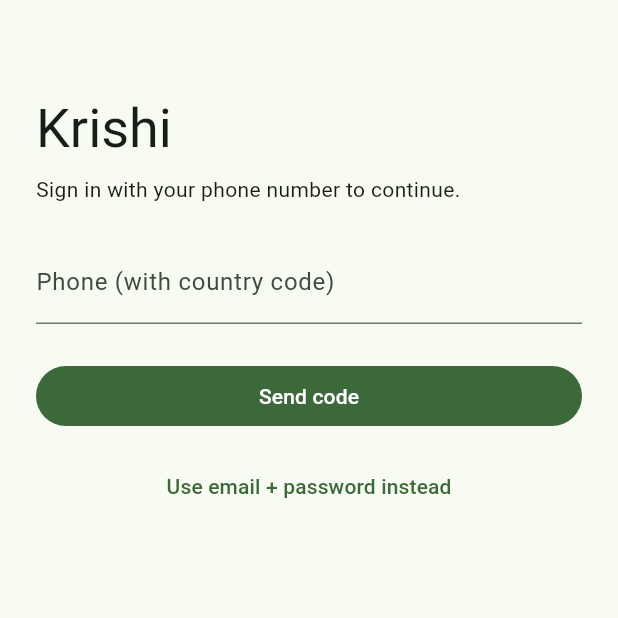
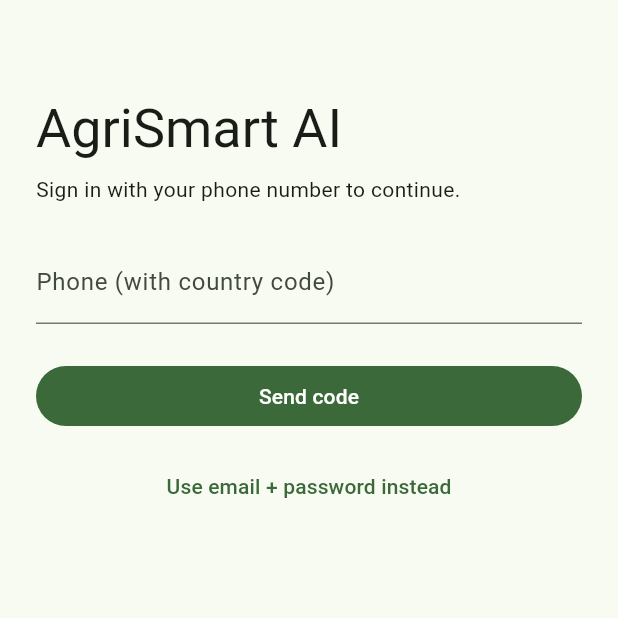
Before and after one commit to 011Manish/FasalMitra, a Flutter app: the screen it shows after launch, on a phone screen of 412 x 824 dp, the top half of it. Run offline on Flutter 3.47's test engine with Material 3 defaults, Android fonts, the phone set to English and light mode, and no system bars; our stand-ins replace file_picker, fl_chart, flutter_dotenv, geolocator, google_maps_flutter, image_picker and 1 more; accounts and stored records are empty.

Commit message:
Update app display name to AgriSmart AI

```diff
--- a/flutter_app/lib/screens/login_screen.dart
+++ b/flutter_app/lib/screens/login_screen.dart
@@ -101,7 +101,7 @@ class _LoginScreenState extends State<LoginScreen> {
             crossAxisAlignment: CrossAxisAlignment.stretch,
             children: [
               const SizedBox(height: 40),
-              Text('Krishi', style: Theme.of(context).textTheme.displaySmall),
+              Text('AgriSmart AI', style: Theme.of(context).textTheme.displaySmall),
               const SizedBox(height: 8),
               const Text('Sign in with your phone number to continue.'),
               const SizedBox(height: 24),
--- a/flutter_app/pubspec.yaml
+++ b/flutter_app/pubspec.yaml
@@ -1,5 +1,5 @@
 name: agrismart_ai
-description: Farmer-facing mobile app for Krishi.
+description: Farmer-facing mobile app for AgriSmart AI.
 publish_to: none
 version: 0.1.0+1
 
```
Also changed, not shown: 2 other files.
